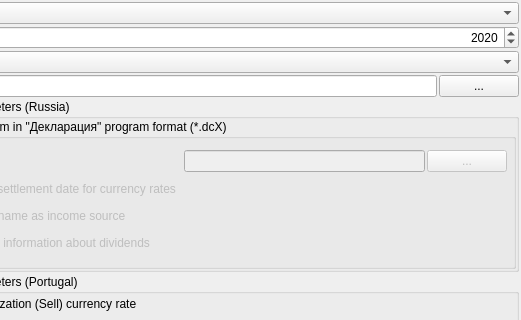
Before: the Qt Designer form jal/ui/tax_export_widget.ui in titov-vv/jal, drawn with Qt 5; both pictures show x 97 to 618 and y 0 to 320 of the 618 by 473 pixel window.
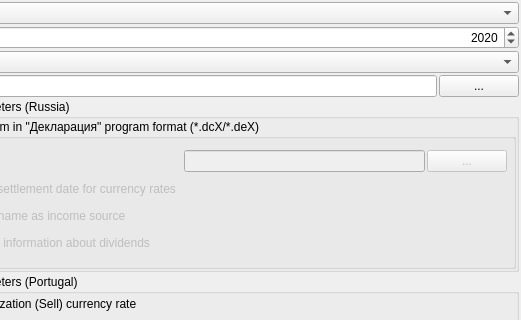
After: the same form once the commit is applied.

Diff of the .ui file:
```diff
--- a/jal/ui/tax_export_widget.ui
+++ b/jal/ui/tax_export_widget.ui
@@ -228,7 +228,7 @@
          </sizepolicy>
         </property>
         <property name="title">
-         <string>Create tax form in &quot;Декларация&quot; program format (*.dcX)</string>
+         <string>Create tax form in &quot;Декларация&quot; program format (*.dcX/*.deX)</string>
         </property>
         <property name="flat">
          <bool>false</bool>
```
